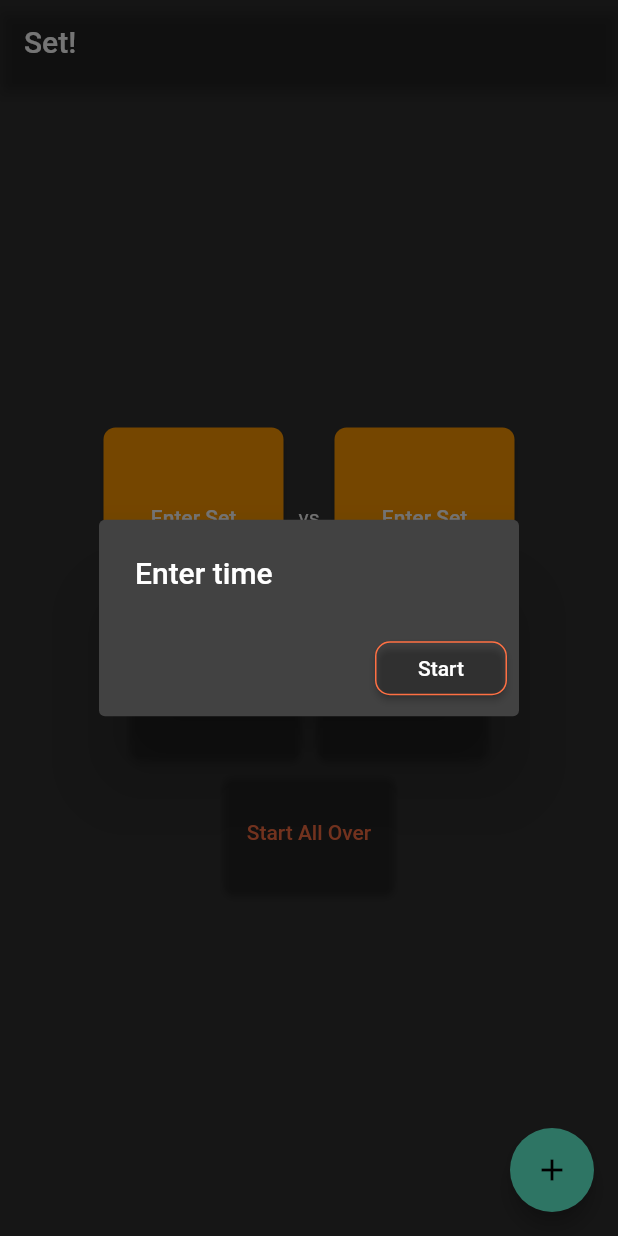
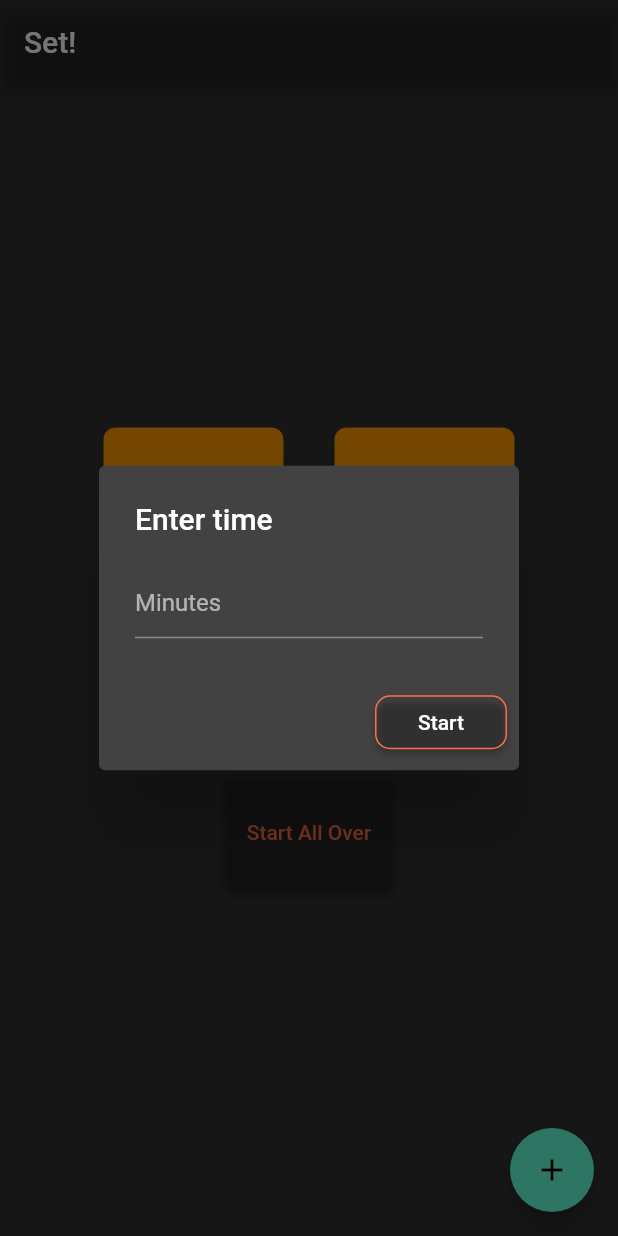
Before and after one commit to namdiemefo/Set, a Flutter app: the screen it shows after launch, after a tap on "Enter Time", on a phone screen of 412 x 824 dp. Run offline on Flutter 3.47's test engine with Material 2 defaults, Android fonts, the phone set to English and light mode, and no system bars; our stand-ins replace equatable, flutter_bloc, moor_flutter; generated files the repository leaves out were written again; Roboto replaces fonts that are missing (LibreBaskerville).

Commit message:
new fixes

```diff
--- a/lib/ui/db/set_db.dart
+++ b/lib/ui/db/set_db.dart
@@ -34,6 +34,7 @@ class SetDao extends DatabaseAccessor<SetDatabase> with _$SetDaoMixin {
   }
 
   Future insertTeam(TeamData teams) => into(team).insert(teams);
+  Future insertTem(TeamData teams) => into(team).insert(teams);
   Future updateTeam(TeamData teams) => update(team).replace(teams);
   Future deleteTeam(TeamData teams) => delete(team).delete(teams);
   Future deleteTeams() => delete(team).go();
--- a/lib/ui/helper/alert_dialog.dart
+++ b/lib/ui/helper/alert_dialog.dart
@@ -40,6 +40,7 @@ class Alert {
           _submitTime(context);
         } else if (actionMethod == 3) {
           if (values.isNotEmpty) {
+            print('values is ${values.first}');
             _removeOne(context, values.first);
           }
 
@@ -58,6 +59,17 @@ class Alert {
   }
 
   Widget _getAlertDialog(List<Widget> actions, int actionMethod) {
+    if (actionMethod == 7) {
+      if (Platform.isIOS) {
+        return CupertinoAlertDialog(
+          title: Text(title),
+        );
+      } else {
+        return AlertDialog(
+          title: Text(title),
+        );
+      }
+    }
     if (actionMethod == 3 || actionMethod == 4 || actionMethod == 5) {
       if (Platform.isIOS) {
         return CupertinoAlertDialog(
--- a/lib/ui/home.dart
+++ b/lib/ui/home.dart
@@ -53,6 +53,10 @@ class Home extends StatelessWidget {
                   },
                   child: BlocBuilder<TeamBloc, TeamState>(
                     builder: (context, state) {
+                      // if (state is TeamFailure) {
+                      //   print('team failure');
+                      //   Alert(title: state.error, actionMethod: 7).show(context);
+                      // }
                       if (state is TeamInitial) {
                         return Text('Enter Set');
                       }
@@ -93,6 +97,9 @@ class Home extends StatelessWidget {
                   }, actionMethod: 3, values: [value2.value.text]).show(context),
                   child: BlocBuilder<TeamBloc, TeamState>(
                     builder: (context, state) {
+                      // if (state is TeamFailure) {
+                      //   Alert(title: state.error,  actionMethod: 7).show(context);
+                      // }
                       if (state is TeamInitial) {
                         return Text('Enter Set');
                       }
@@ -149,7 +156,7 @@ class Home extends StatelessWidget {
                   color: Colors.transparent,
                   child: Text('Enter Time'),
                   textColor: Theme.of(context).primaryColor,
-                  onPressed: () => Alert(title: 'Enter time', hint: 'Minutes', alertActionTitles: 'Start', actionMethod: 5).show(context),
+                  onPressed: () => Alert(title: 'Enter time', hint: 'Minutes', alertActionTitles: 'Start', actionMethod: 2).show(context),
                 )
               ),
 
--- a/lib/ui/teams.dart
+++ b/lib/ui/teams.dart
@@ -16,11 +16,11 @@ class Teams extends StatelessWidget {
       ),
       body: ListView.builder(
 
-        itemCount: teams.length,
+        itemCount: teams == null ? 1 : teams.length,
           itemBuilder: (BuildContext context, int index) {
           return Card(
             child: ListTile(
-              title: Text('${ teams[index].set }'),
+              title: Text('${ teams != null ? teams[index].set : 'No sets available' }'),
             ),
           );
           }),
```
Also changed, not shown: lib/ui/bloc/team/team_bloc.dart (+6 -3 lines), lib/ui/db/set_repository.dart (+11 -3 lines).
